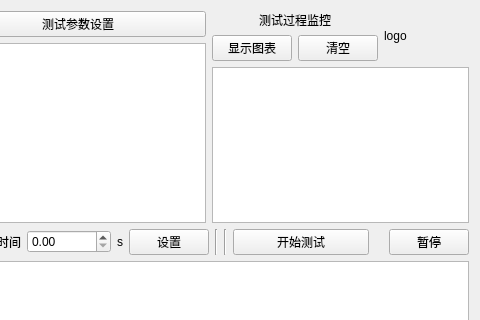
This is main_dialog.ui in curious-heart/X-exposer-tool as Qt 5 draws it before an edit; both pictures show x 324 to 804 and y 0 to 320 of the 804 by 504 pixel window. The edited form follows.
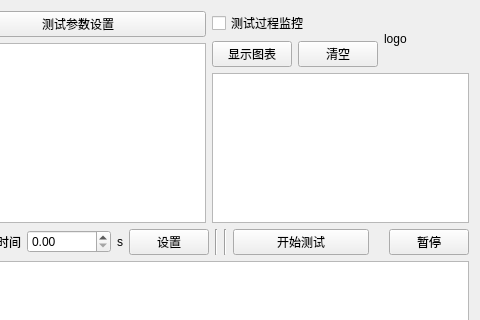
This is the edited form.

Commit message: Add pdt info select and save(in test result)

```diff
--- a/main_dialog.ui
+++ b/main_dialog.ui
@@ -101,13 +101,10 @@
          <item>
           <layout class="QVBoxLayout" name="verticalLayout_3">
            <item>
-            <widget class="QLabel" name="label">
+            <widget class="QCheckBox" name="testProcMonitorChkBox">
              <property name="text">
               <string>测试过程监控</string>
              </property>
-             <property name="alignment">
-              <set>Qt::AlignCenter</set>
-             </property>
             </widget>
            </item>
            <item>
```
The commit also changes 13 other files.
